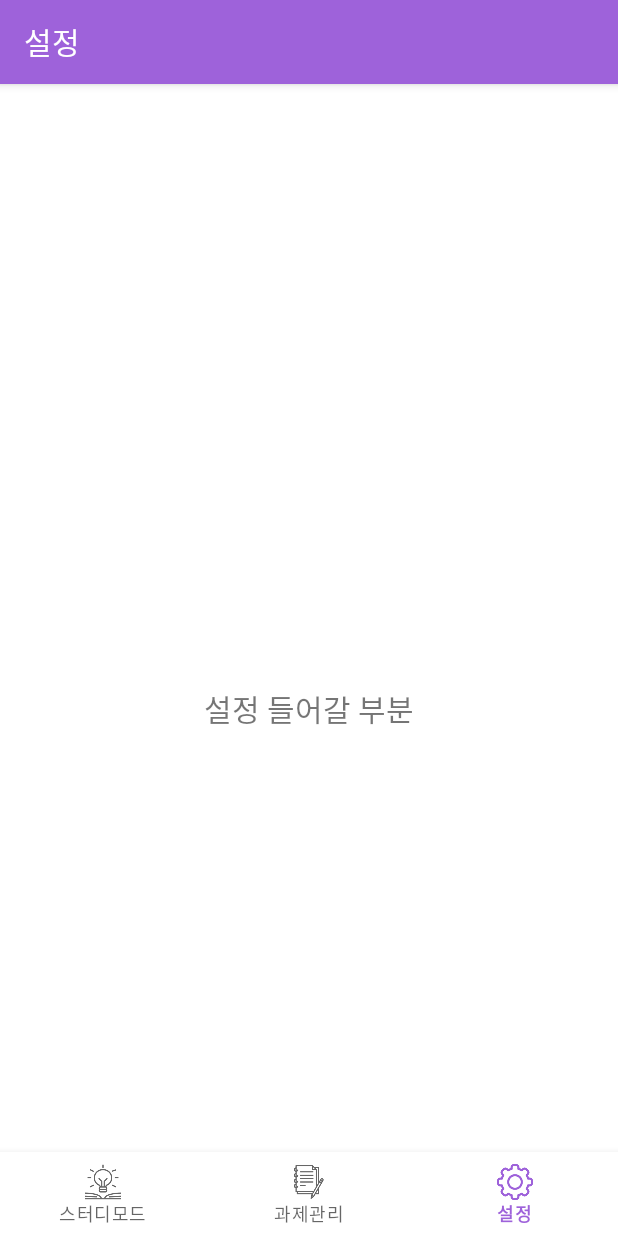
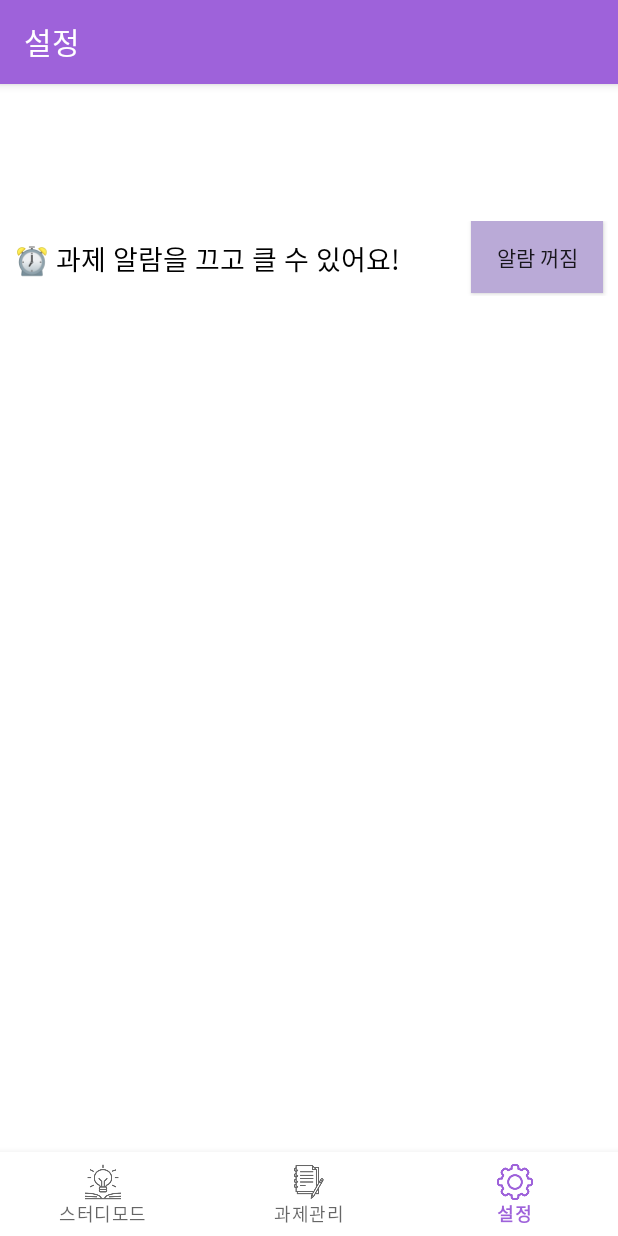
Before and after one commit to junhoflow/Studyapp-Sweenov, an Android app: the NotificationsFragment screen opened through its navigation route, on a phone screen of 412 x 824 dp. Run offline under Robolectric (Android 15) with nearby library versions, the phone set to English and light mode, and no system bars; our stand-ins replace navigation-ui.

Commit message:
알람 on/off버튼 및 설정화면 레이아웃

```diff
--- a/app/src/main/java/com/example/sweenov/ui/notifications/NotificationsViewModel.kt
+++ b/app/src/main/java/com/example/sweenov/ui/notifications/NotificationsViewModel.kt
@@ -7,7 +7,7 @@ import androidx.lifecycle.ViewModel
 class NotificationsViewModel : ViewModel() {
 
     private val _text = MutableLiveData<String>().apply {
-        value = "설정 들어갈 부분"
+        value = ""
     }
     val text: LiveData<String> = _text
 }
--- /dev/null
+++ b/app/src/main/res/drawable/button_background.xml
@@ -0,0 +1,6 @@
+<?xml version="1.0" encoding="utf-8"?>
+<selector xmlns:android="http://schemas.android.com/apk/res/android">
+    <item android:state_pressed="true" android:drawable="@color/bg_select"/>
+    <item android:state_focused="true" android:drawable="@color/bg"/>
+    <item android:drawable="@color/bg"/>
+</selector>
--- a/app/src/main/res/layout/fragment_notifications.xml
+++ b/app/src/main/res/layout/fragment_notifications.xml
@@ -1,10 +1,12 @@
 <?xml version="1.0" encoding="utf-8"?>
-<androidx.constraintlayout.widget.ConstraintLayout xmlns:android="http://schemas.android.com/apk/res/android"
+<LinearLayout
+    xmlns:android="http://schemas.android.com/apk/res/android"
     xmlns:app="http://schemas.android.com/apk/res-auto"
     xmlns:tools="http://schemas.android.com/tools"
     android:layout_width="match_parent"
     android:layout_height="match_parent"
-    tools:context=".ui.notifications.NotificationsFragment">
+    tools:context=".ui.notifications.NotificationsFragment"
+    android:orientation="vertical">
 
     <TextView
         android:id="@+id/text_notifications"
@@ -21,7 +23,50 @@
         app:layout_constraintTop_toTopOf="parent"
         android:gravity="center_horizontal" />
 
+    <LinearLayout
+        android:layout_width="match_parent"
+        android:layout_height="50dp"
+        android:layout_gravity="center_vertical"
+        android:orientation="horizontal">
+
+
+        <TextView
+            android:layout_width="wrap_content"
+            android:layout_height="match_parent"
+            android:textColor="#000000"
+            android:gravity="center_vertical"
+            android:layout_marginLeft="10dp"
+            android:textSize="18dp"
+            android:text="⏰ 과제 알람을 끄고 클 수 있어요!">
+
+        </TextView>
+
+        <View
+            android:layout_width="0dp"
+            android:layout_height="0dp"
+            android:layout_weight="1" />
+
+        <ToggleButton
+            android:id="@+id/toggleButton2"
+            android:layout_width="wrap_content"
+            android:layout_height="wrap_content"
+            android:background="@drawable/button_background"
+            android:layout_gravity="right"
+            android:textOn="알람 켜짐"
+            android:textOff="알람 꺼짐"
+            android:layout_marginRight="10dp" />
+    </LinearLayout>
+
+    <LinearLayout
+        android:layout_width="match_parent"
+        android:layout_height="wrap_content">
+
+
+
+    </LinearLayout>
+
+
 
     <!-- 설정 창 꾸미는 곳-->
 
-</androidx.constraintlayout.widget.ConstraintLayout>
+</LinearLayout>
--- a/app/src/main/res/values/colors.xml
+++ b/app/src/main/res/values/colors.xml
@@ -7,4 +7,7 @@
     <color name="teal_700">#FF018786</color>
     <color name="black">#FF000000</color>
     <color name="white">#FFFFFFFF</color>
+    <color name="bg_select">#9E62DA</color>
+    <color name="bg">#BAAAD7</color>
+
 </resources>
```
